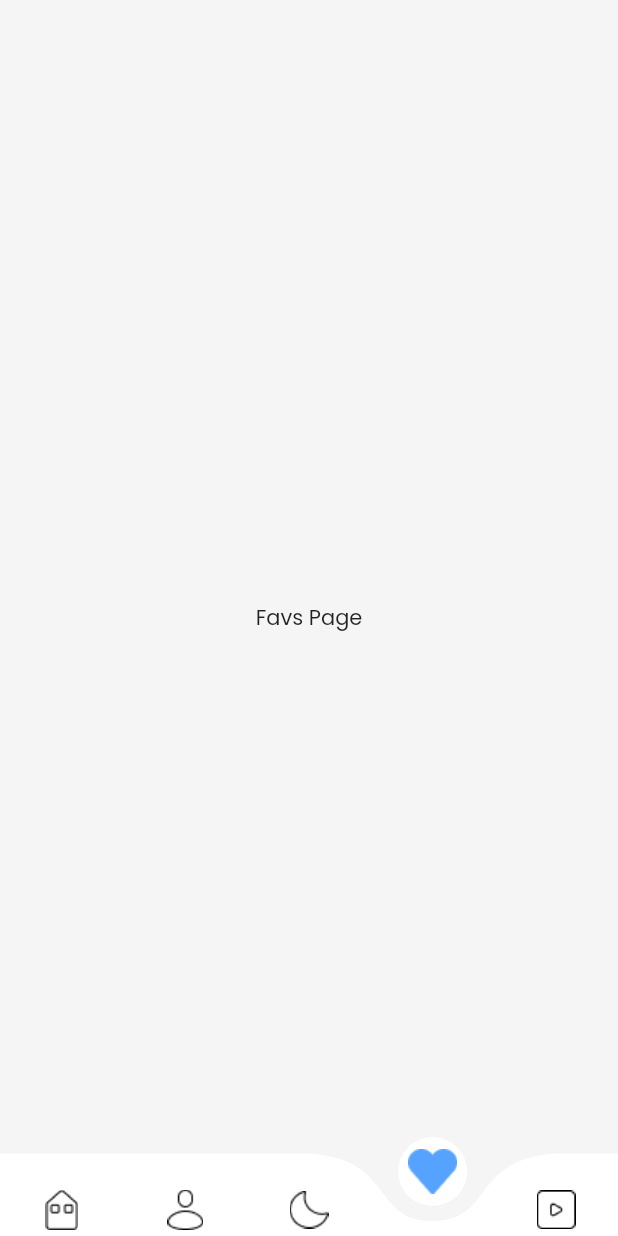
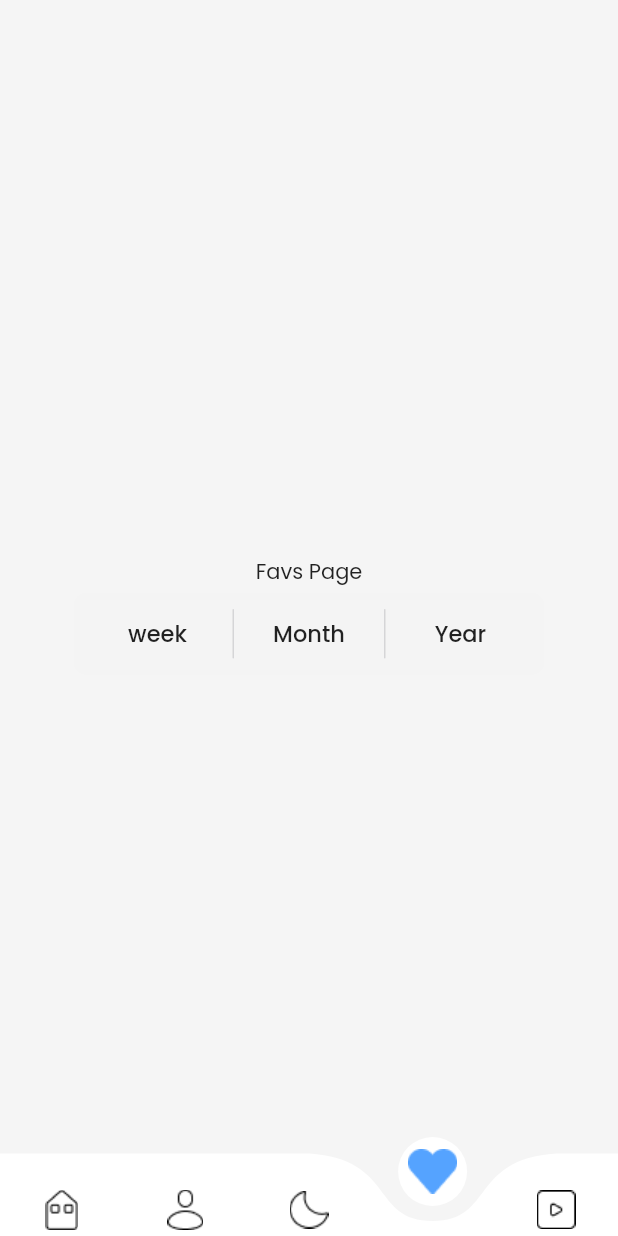
Before and after one commit to Clueless-Community/Spectrum-UI, a Flutter app: the screen it shows after launch, item 4 of the bottom bar chosen, on a phone screen of 412 x 824 dp. Run offline on Flutter 3.47's test engine with Material 2 defaults, Android fonts, the phone set to English and light mode, and no system bars; drawn by our look-alikes of curved_navigation_bar; our stand-ins replace fluentui_icons, google_fonts, velocity_x.

Commit message:
Segmented Controls

```diff
--- a/lib/screens/main_app_widgets/fav_page.dart
+++ b/lib/screens/main_app_widgets/fav_page.dart
@@ -1,15 +1,30 @@
 import 'package:flutter/material.dart';
+import 'package:flutter_component_ui/ui_components/segmented_controls/segmented_controls.dart';
 
 class FavPage extends StatelessWidget {
   const FavPage({super.key});
 
   @override
   Widget build(BuildContext context) {
-    return const Scaffold(
-      body: Center(
-        child: Text(
-          "Favs Page",
-        ),
+    Color? color;
+    Map<int, Widget> choices = {
+      0: buildSegment("week", color),
+      1: buildSegment("Month", color),
+      2: buildSegment("Year", color),
+    };
+    return Scaffold(
+      body: Column(
+        mainAxisAlignment: MainAxisAlignment.center,
+        children: [
+          const Center(
+            child: Text(
+              "Favs Page",
+            ),
+          ),
+          SegmentedControlWidget(
+            choices: choices,
+          ),
+        ],
       ),
     );
   }
--- a/lib/ui_components/segmented_controls/segmented_controls.dart
+++ b/lib/ui_components/segmented_controls/segmented_controls.dart
@@ -0,0 +1,68 @@
+import 'package:flutter/cupertino.dart';
+import 'package:flutter/material.dart';
+
+class SegmentedControlWidget extends StatefulWidget {
+  const SegmentedControlWidget({super.key, required this.choices});
+  final Map<int, Widget> choices;
+  @override
+  State<SegmentedControlWidget> createState() => _SegmentedControlWidgetState();
+}
+
+class _SegmentedControlWidgetState extends State<SegmentedControlWidget> {
+  Color selected = const Color.fromRGBO(21, 22, 117, 0.8);
+
+  int? value;
+  Color? color;
+  Color? bgcolor = Colors.transparent;
+  @override
+  Widget build(BuildContext context) {
+    var brightness = MediaQuery.of(context).platformBrightness;
+    bool isDarkMode = brightness == Brightness.dark;
+    if (isDarkMode) {
+      selected = const Color.fromRGBO(0, 194, 203, 1);
+      bgcolor = Colors.blueGrey[900];
+    }
+    return Container(
+      decoration: BoxDecoration(
+        borderRadius: BorderRadius.circular(25),
+        color: bgcolor,
+      ),
+      child: Padding(
+        padding: const EdgeInsets.all(3.0),
+        child: CupertinoSlidingSegmentedControl<int>(
+          backgroundColor: Color.fromARGB(1, 1, 1, 0),
+          thumbColor: selected,
+          padding: const EdgeInsets.all(6),
+          groupValue: value,
+          children: widget.choices,
+          onValueChanged: (value) {
+            setState(() {
+              this.value = value;
+            });
+          },
+        ),
+      ),
+    );
+  }
+}
+
+Widget buildSegment(String text, Color? color) => Container(
+      child: Container(
+        width: 80,
+        decoration: BoxDecoration(
+          borderRadius: BorderRadius.circular(25),
+        ),
+        child: Padding(
+          padding: const EdgeInsets.all(10.0),
+          child: Center(
+            child: Text(
+              text,
+              style: TextStyle(
+                fontSize: 15,
+                color: color,
+              ),
+            ),
+          ),
+        ),
+      ),
+    );
--- a/pubspec.yaml
+++ b/pubspec.yaml
@@ -40,6 +40,7 @@ dependencies:
   flutter_staggered_grid_view: ^0.6.2
   curved_navigation_bar: ^1.0.3
   velocity_x: ^3.6.0
+  custom_sliding_segmented_control: ^1.7.4
 
 dev_dependencies:
   flutter_test:
```
Also changed, not shown: pubspec.lock.
